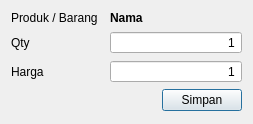
Before: the Qt Designer form src/ui/editorpenjualan.ui in AyahnaSyahid/Printex-KaosPolos, drawn with Qt 5.
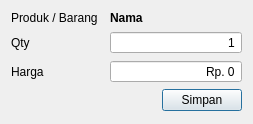
After: the same form once the commit is applied.

Patch:
```diff
--- a/src/ui/editorpenjualan.ui
+++ b/src/ui/editorpenjualan.ui
@@ -74,8 +74,17 @@
      <property name="buttonSymbols">
       <enum>QAbstractSpinBox::ButtonSymbols::NoButtons</enum>
      </property>
+     <property name="accelerated">
+      <bool>true</bool>
+     </property>
+     <property name="showGroupSeparator" stdset="0">
+      <bool>true</bool>
+     </property>
+     <property name="prefix">
+      <string>Rp. </string>
+     </property>
      <property name="minimum">
-      <number>1</number>
+      <number>0</number>
      </property>
      <property name="maximum">
       <number>20000000</number>
@@ -83,6 +92,9 @@
      <property name="singleStep">
       <number>500</number>
      </property>
+     <property name="value">
+      <number>0</number>
+     </property>
     </widget>
    </item>
    <item row="3" column="0" colspan="2">
```
Left out of the diff: 2 changed lines with no effect on the pictures.
